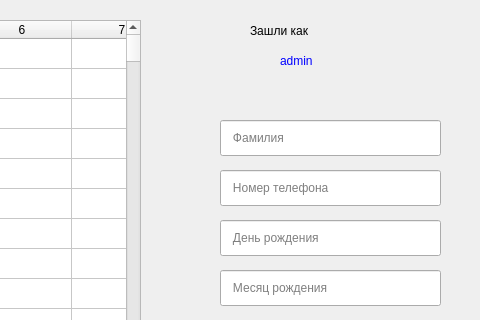
This is FullMyPhoneBook/tableview2.ui in turamant/PhoneBook as Qt 5 draws it before an edit; both pictures show x 700 to 1180 and y 0 to 320 of the 1180 by 822 pixel window. The edited form follows.
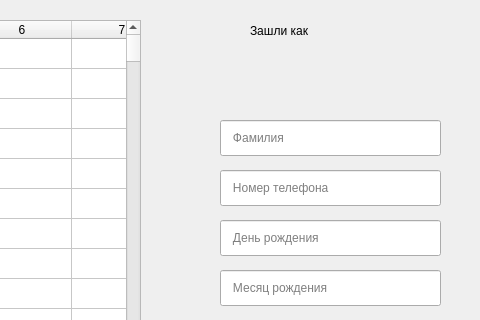
This is the edited form.

Commit message: inheretensFormTableAdmin наследовал от FormTableUser, добавил insert, update, delete

The edit to the form file:
```diff
--- a/FullMyPhoneBook/tableview2.ui
+++ b/FullMyPhoneBook/tableview2.ui
@@ -10392,7 +10392,7 @@
 font: 12pt &quot;Cantarell&quot;;</string>
    </property>
    <property name="text">
-    <string>admin</string>
+    <string/>
    </property>
   </widget>
   <widget class="QPushButton" name="AZsearchPushButton_14">
```
The commit also changes 5 other files.
